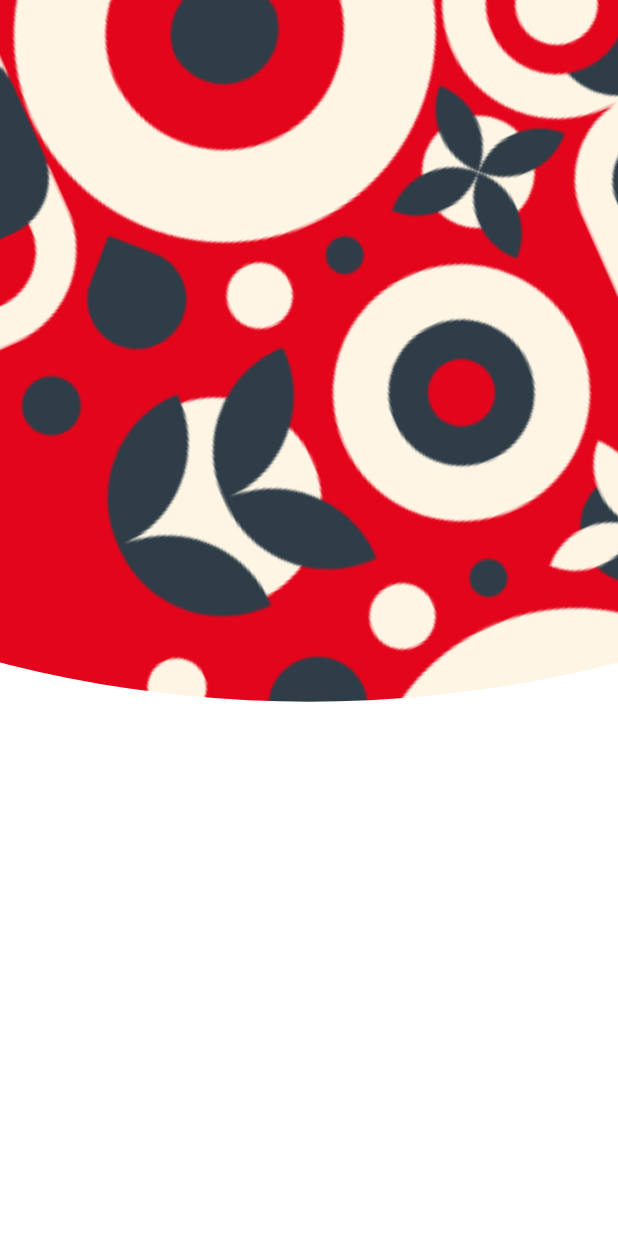
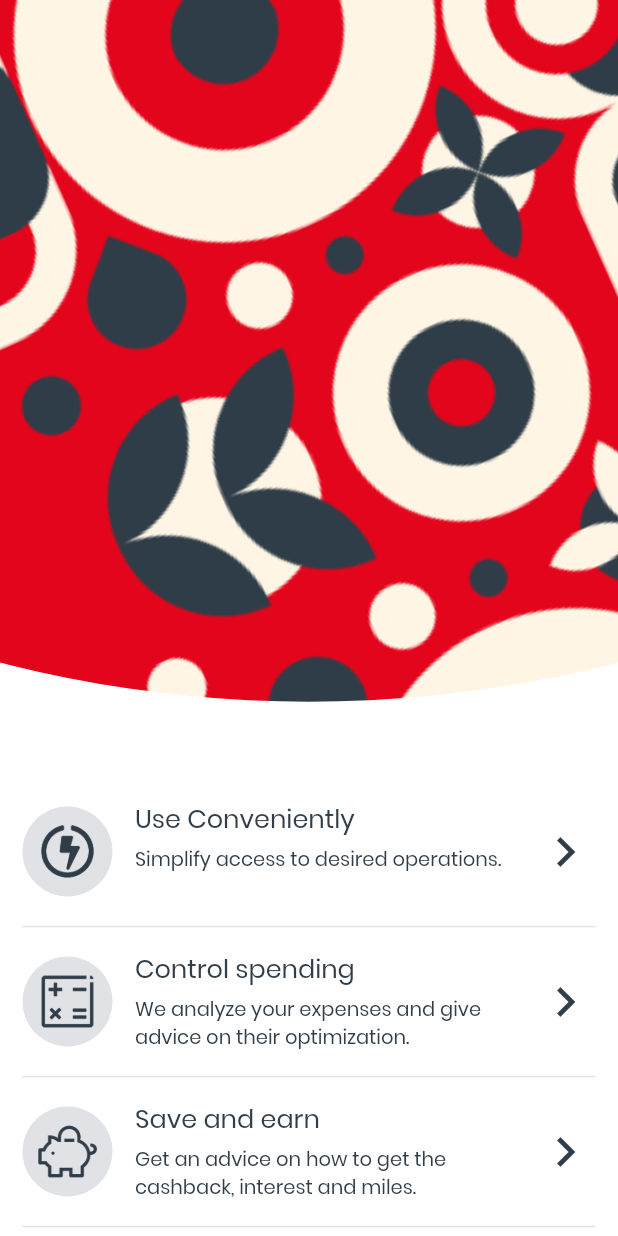
Before and after one commit to JKPK/weekly_flutter_challenge_7_bank_app_redesign, a Flutter app: the screen it shows after launch, after a tap on "JK", on a phone screen of 412 x 824 dp. Run offline on Flutter 3.47's test engine with Material 2 defaults, Android fonts, the phone set to English and light mode, and no system bars.

Commit message:
Added missing elements do girl page.

```diff
--- a/lib/styleguide.dart
+++ b/lib/styleguide.dart
@@ -3,3 +3,4 @@ import 'package:flutter/material.dart';
 const almostWhiteColor = Color(0xFFFEF5E4);
 const redColor = Color(0xFFE3051B);
 const seriouslyBlueColor = Color(0xFF303E49);
+const grayColor = Color(0x77BCC0CA);
--- /dev/null
+++ b/lib/widgets/buttons_tile.dart
@@ -0,0 +1,62 @@
+import 'package:flutter/material.dart';
+
+import '../styleguide.dart';
+
+class ButtonsTile extends StatelessWidget {
+  final double positionTop;
+
+  ButtonsTile({this.positionTop});
+
+  @override
+  Widget build(BuildContext context) {
+    return Positioned(
+      top: positionTop,
+      child: Container(
+        padding: const EdgeInsets.symmetric(horizontal: 15),
+        child: Row(
+          children: <Widget>[
+            Button(
+              text: "Login",
+              color: seriouslyBlueColor,
+              callbackFunction: () {},
+            ),
+            Button(
+              text: "Order a card",
+              color: redColor,
+              callbackFunction: () {},
+            ),
+          ],
+        ),
+      ),
+    );
+  }
+}
+
+class Button extends StatelessWidget {
+  final Color color;
+  final String text;
+  final Function callbackFunction;
+
+  Button({this.text, this.callbackFunction, this.color});
+
+  @override
+  Widget build(BuildContext context) {
+    return Container(
+      width: MediaQuery.of(context).size.width / 2-15,
+      height: 60,
+      padding: const EdgeInsets.symmetric(horizontal: 10),
+      child: RaisedButton(
+        color: color,
+        shape: RoundedRectangleBorder(
+          borderRadius: new BorderRadius.circular(30.0),
+        ),
+        textColor: almostWhiteColor,
+        onPressed: callbackFunction,
+        child: Text(
+          text,
+          style: TextStyle(fontSize: 17),
+        ),
+      ),
+    );
+  }
+}
--- a/lib/widgets/menu.dart
+++ b/lib/widgets/menu.dart
@@ -6,9 +6,11 @@ import 'package:flutter/material.dart';
 import '../widgets/menu_background.dart';
 import '../widgets/menu_girl.dart';
 import '../widgets/menu_logo.dart';
+import '../widgets/menu_tile.dart';
+import '../widgets/buttons_tile.dart';
 
 class Menu extends StatefulWidget {
-  StreamController<double> splashAnimationStreamController;
+  final StreamController<double> splashAnimationStreamController;
 
   Menu(this.splashAnimationStreamController);
 
@@ -98,6 +100,27 @@ class _MenuState extends State<Menu> with SingleTickerProviderStateMixin {
         MenuGirl(_logoAnimationController.value == 1),
         MenuBackground(backgroundTopMargin),
         MenuLogo(logoPosition),
+        MenuTile(
+          title: "Use Conveniently",
+          subtitle: "Simplify access to desired operations.",
+          positionTop: backgroundTopMargin + 50,
+          image: AssetImage('assets/icons/power.png'),
+        ),
+        MenuTile(
+          title: "Control spending",
+          subtitle:
+              "We analyze your expenses and give advice on their optimization.",
+          positionTop: backgroundTopMargin + 150,
+          image: AssetImage('assets/icons/math.png'),
+        ),
+        MenuTile(
+          title: "Save and earn",
+          subtitle:
+              "Get an advice on how to get the cashback, interest and miles.",
+          positionTop: backgroundTopMargin + 250,
+          image: AssetImage('assets/icons/piggy.png'),
+        ),
+        ButtonsTile(positionTop: backgroundTopMargin + 410),
       ],
     );
   }
--- /dev/null
+++ b/lib/widgets/menu_tile.dart
@@ -0,0 +1,93 @@
+import 'package:flutter/material.dart';
+
+import '../styleguide.dart';
+
+class MenuTile extends StatelessWidget {
+  final double positionTop;
+  final AssetImage image;
+  final String title;
+  final String subtitle;
+
+  MenuTile({
+    this.positionTop,
+    this.image,
+    this.title,
+    this.subtitle,
+  });
+
+  @override
+  Widget build(BuildContext context) {
+    return Positioned(
+      top: positionTop,
+      child: Container(
+        padding: const EdgeInsets.symmetric(horizontal: 15),
+        height: 100,
+        width: MediaQuery.of(context).size.width,
+        child: Container(
+          decoration: BoxDecoration(
+            border: Border(
+              bottom: BorderSide(
+                color: grayColor,
+                width: 1,
+              ),
+            ),
+          ),
+          child: Row(
+            children: <Widget>[
+              CircleAvatar(
+                minRadius: 30,
+                maxRadius: 30,
+                backgroundColor: grayColor,
+                child: Center(
+                  child: Image(
+                    height: 35,
+                    image: image,
+                  ),
+                ),
+              ),
+              Expanded(
+                child: Column(
+                  crossAxisAlignment: CrossAxisAlignment.start,
+                  children: <Widget>[
+                    Container(
+                      padding: const EdgeInsets.only(
+                        left: 15,
+                        right: 15,
+                        top: 15,
+                        bottom: 5,
+                      ),
+                      child: Text(title,
+                        style: TextStyle(
+                          color: seriouslyBlueColor,
+                          fontSize: 17,
+                        ),),
+                    ),
+                    Container(
+                      padding: const EdgeInsets.symmetric(horizontal: 15),
+                      child: Text(
+                        subtitle,
+                        style: TextStyle(
+                          color: seriouslyBlueColor,
+                          fontSize: 13,
+                        ),
+                      ),
+                    ),
+                  ],
+                ),
+              ),
+              Container(
+                child: Center(
+                  child: Icon(
+                    Icons.chevron_right,
+                    size: 40,
+                    color: seriouslyBlueColor,
+                  ),
+                ),
+              ),
+            ],
+          ),
+        ),
+      ),
+    );
+  }
+}
--- a/pubspec.yaml
+++ b/pubspec.yaml
@@ -22,6 +22,10 @@ flutter:
    - assets/images/app_background_single.png
    - assets/images/girl.png
    - assets/images/girl_shadow.png
+   - assets/icons/gift.png
+   - assets/icons/math.png
+   - assets/icons/piggy.png
+   - assets/icons/power.png
 
   fonts:
     - family: Poppins
```
Also changed, not shown: 1 other file.
